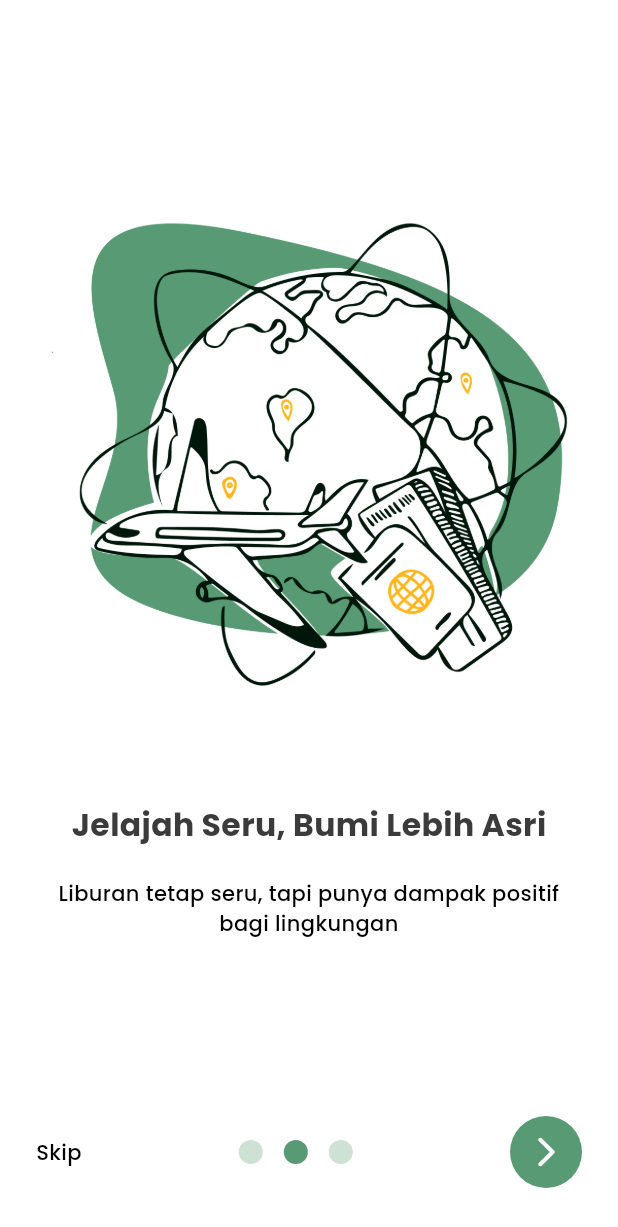
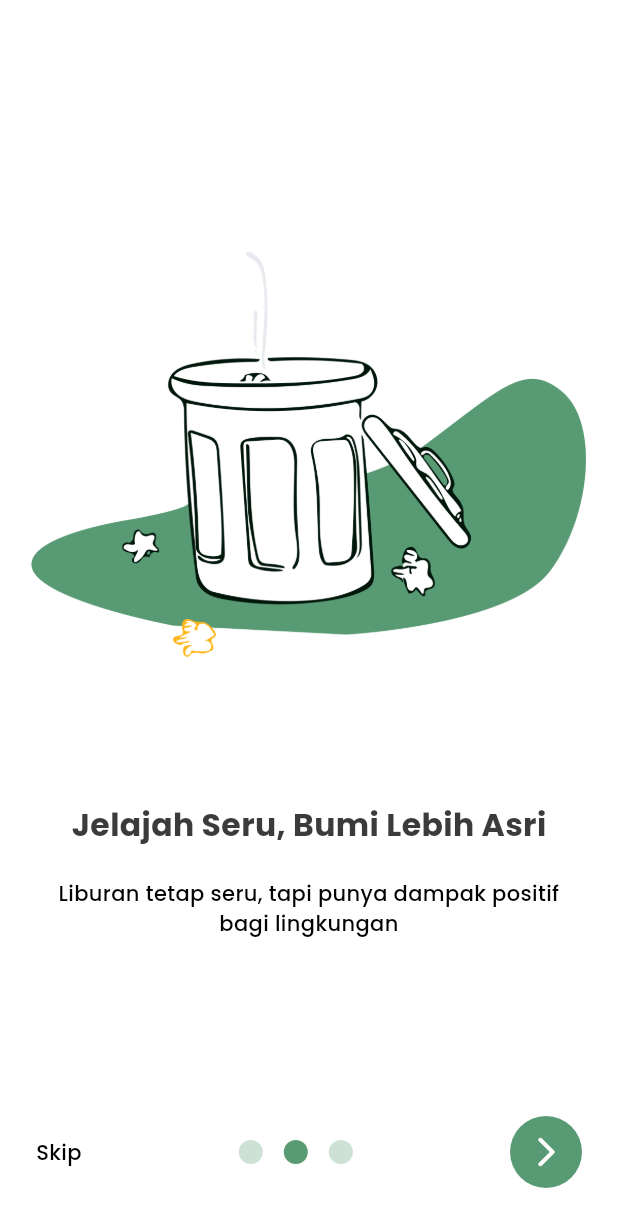
Before and after one commit to MotionHacks4-0/Team4, a Flutter app: the screen it shows after launch, swiped to page 2, on a phone screen of 412 x 824 dp. Shown: the top 1227 px of the screen. Run offline on Flutter 3.47's test engine with Material 3 defaults, Android fonts, the phone set to English and light mode, and no system bars; drawn by our look-alikes of smooth_page_indicator; our stand-ins replace get, google_fonts.

Commit message:
final onboarding screen

```diff
--- a/lib/app/modules/onboarding/views/onboarding_view.dart
+++ b/lib/app/modules/onboarding/views/onboarding_view.dart
@@ -1,4 +1,5 @@
 import 'package:eco_trip/app/utils/app_style.dart';
+import 'package:eco_trip/app/widgets/onboarding.dart';
 import 'package:flutter/material.dart';
 
 import 'package:get/get.dart';
@@ -29,9 +30,24 @@ class OnboardingView extends GetView<OnboardingController> {
             },
             children: [
               //start page
-              OnBoardingWidgets(),
-              OnBoardingWidgets(),
-              OnBoardingWidgets(),
+              OnBoardingView(
+                image: 'onboard1.png',
+                title: 'Jelajah Seru, Bumi Lebih Asri',
+                subtitle:
+                    'Liburan tetap seru, tapi punya dampak positif\nbagi lingkungan',
+              ),
+              OnBoardingView(
+                image: 'onboard2.png',
+                title: 'Jelajah Seru, Bumi Lebih Asri',
+                subtitle:
+                    'Liburan tetap seru, tapi punya dampak positif\nbagi lingkungan',
+              ),
+              OnBoardingView(
+                image: 'onboard3.png',
+                title: 'Jelajah Seru, Bumi Lebih Asri',
+                subtitle:
+                    'Liburan tetap seru, tapi punya dampak positif\nbagi lingkungan',
+              ),
             ],
           ),
           Align(
@@ -102,47 +118,3 @@ class OnboardingView extends GetView<OnboardingController> {
     );
   }
 }
-
-class OnBoardingWidgets extends StatelessWidget {
-  const OnBoardingWidgets({
-    super.key,
-  });
-
-  @override
-  Widget build(BuildContext context) {
-    return Column(
-      children: [
-        Container(
-          padding: EdgeInsets.only(top: 70),
-          height: Get.height * 0.65,
-          child: Image.asset(
-            'assets/images/onboard1.png',
-            scale: 1.75,
-            fit: BoxFit
-                .contain, // bisa juga coba BoxFit.cover tergantung kebutuhan
-          ),
-        ),
-        Container(
-          height: Get.height * 0.35,
-          width: Get.width,
-          padding: EdgeInsets.only(bottom: 10),
-          child: Column(
-            crossAxisAlignment: CrossAxisAlignment.center,
-            children: [
-              Text('Jelajah Seru, Bumi Lebih Asri',
-                  style: Style.headLineStyle2),
-              SizedBox(
-                height: 20,
-              ),
-              Text(
-                'Liburan tetap seru, tapi punya dampak positif\nbagi lingkungan',
-                style: Style.headLineStyle5,
-                textAlign: TextAlign.center,
-              )
-            ],
-          ),
-        ),
-      ],
-    );
-  }
-}
--- /dev/null
+++ b/lib/app/widgets/onboarding.dart
@@ -0,0 +1,54 @@
+import 'package:flutter/material.dart';
+import 'package:get/get.dart';
+
+import '../utils/app_style.dart';
+
+class OnBoardingView extends StatelessWidget {
+  final String? image;
+  final String? title;
+  final String? subtitle;
+
+  const OnBoardingView({
+    this.image,
+    this.title,
+    this.subtitle
+  });
+
+  @override
+  Widget build(BuildContext context) {
+    return Column(
+      children: [
+        Container(
+          padding: EdgeInsets.only(top: 70),
+          height: Get.height * 0.65,
+          child: Image.asset(
+            'assets/images/${image}',
+            scale: 1.75,
+            fit: BoxFit
+                .contain, // bisa juga coba BoxFit.cover tergantung kebutuhan
+          ),
+        ),
+        Container(
+          height: Get.height * 0.35,
+          width: Get.width,
+          padding: EdgeInsets.only(bottom: 10),
+          child: Column(
+            crossAxisAlignment: CrossAxisAlignment.center,
+            children: [
+              Text('${title}',
+                  style: Style.headLineStyle2),
+              SizedBox(
+                height: 20,
+              ),
+              Text(
+                '${subtitle}',
+                style: Style.headLineStyle5,
+                textAlign: TextAlign.center,
+              )
+            ],
+          ),
+        ),
+      ],
+    );
+  }
+}
```
